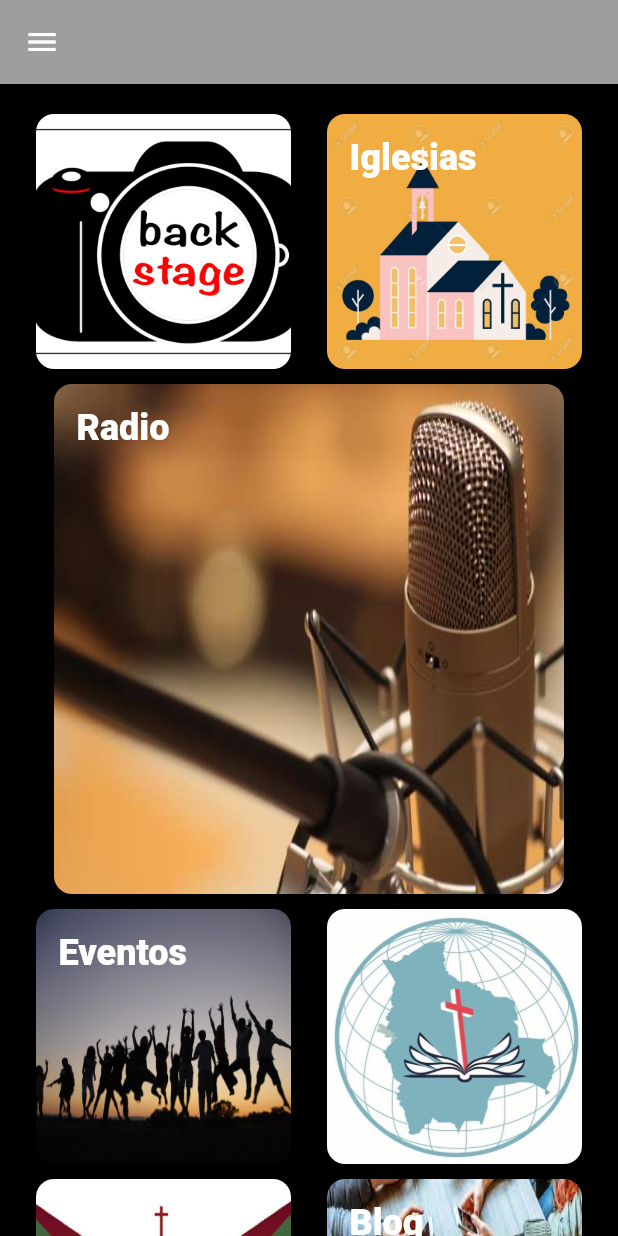
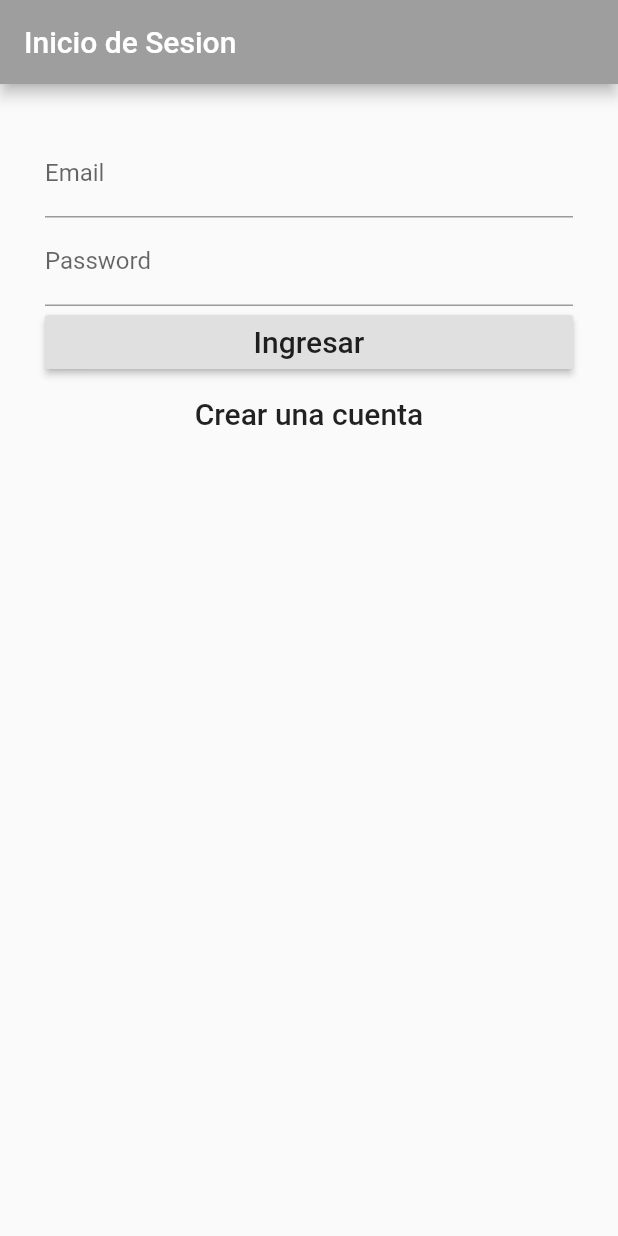
Before and after one commit to driosn/appcristiana, a Flutter app: the screen it shows after launch, on a phone screen of 412 x 824 dp. Run offline on Flutter 3.47's test engine with Material 2 defaults, Android fonts, the phone set to English and light mode, and no system bars; our stand-ins replace firebase_auth, firebase_database, firebase_storage, image_picker; missing offline and left inert: audioplayer; accounts and stored records are empty.

Commit message:
Firebase database integration complete, now working on firebase auth

```diff
--- a/lib/main.dart
+++ b/lib/main.dart
@@ -1,5 +1,6 @@
 import 'package:app_cristiana/models/event_model.dart';
 import 'package:app_cristiana/screens/aboutBlogs_screen/aboutBlog_screen.dart';
+import 'package:app_cristiana/screens/auth/loginpage.dart';
 import 'package:flutter/services.dart';
 import 'package:flutter/material.dart';
 
@@ -28,7 +29,7 @@ class MyApp extends StatelessWidget {
   Widget build(BuildContext context) {
     return MaterialApp(
       debugShowCheckedModeBanner: false,
-      home: HomePage()
+      home: LoginPage()
     );
   }
 }
--- a/lib/models/blog_model.dart
+++ b/lib/models/blog_model.dart
@@ -7,14 +7,16 @@ class Blog {
   String _titleBlog;
   String _urlImage;
   String _urlVideo;
+  String _autor;
   String _contentBlog;
 
-  Blog(this._id, this._titleBlog, this._urlImage, this._urlVideo, this._contentBlog);
+  Blog(this._id, this._titleBlog, this._urlImage, this._urlVideo, this._autor, this._contentBlog);
 
   Blog.map(dynamic obj) {
     this._titleBlog = obj['titleBlog'];
     this._urlImage = obj['urlImage'];
     this._urlVideo = obj['urlVideo'];
+    this._autor = obj['autor'];
     this._contentBlog = obj['content'];
   }
 
@@ -22,6 +24,7 @@ class Blog {
   String get titleBlog => _titleBlog;
   String get urlImage => _urlImage;
   String get urlVideo => _urlVideo;
+  String get autor => _autor;
   String get contentBlog => _contentBlog;
 
   Blog.fromSnapShot(DataSnapshot snapshot) {
@@ -29,6 +32,7 @@ class Blog {
     _titleBlog = snapshot.value['titleBlog'];
     _urlImage = snapshot.value['urlImage'];
     _urlVideo = snapshot.value['urlVideo'];
+    _autor = snapshot.value['autor'];
     _contentBlog = snapshot.value['content'];
   }
 
--- a/lib/screens/aboutBlogs_screen/aboutBlog_screen.dart
+++ b/lib/screens/aboutBlogs_screen/aboutBlog_screen.dart
@@ -55,7 +55,7 @@ class AboutBlogScreen extends StatelessWidget {
       height: 100.0,
       decoration: BoxDecoration(
         image: DecorationImage(
-          image: AssetImage(blogScreen)
+          image: NetworkImage(blogScreen)
         )
       ),
     );
--- a/lib/screens/addScreens/add_evento.dart
+++ b/lib/screens/addScreens/add_evento.dart
@@ -127,7 +127,7 @@ class _AddEventoState extends State<AddEvento> {
                       Padding(padding: EdgeInsets.only(top: 8.0)),
                       Divider(),
                       FlatButton(onPressed: () async {
-                          StorageReference ref = FirebaseStorage.instance.ref().child('myimage');
+                          StorageReference ref = FirebaseStorage.instance.ref().child(basename(image.path));
                           StorageUploadTask uploadTask = ref.putFile(image);
 
                           var downurl = await (await uploadTask.onComplete).ref.getDownloadURL();
--- a/lib/screens/addScreens/add_iglesia.dart
+++ b/lib/screens/addScreens/add_iglesia.dart
@@ -94,7 +94,7 @@ class _AddIglesiaState extends State<AddIglesia> {
                       Padding(padding: EdgeInsets.only(top: 8.0)),
                       Divider(),
                       FlatButton(onPressed: () async {
-                          StorageReference ref = FirebaseStorage.instance.ref().child('myimage');
+                          StorageReference ref = FirebaseStorage.instance.ref().child(basename(image.path));
                           StorageUploadTask uploadTask = ref.putFile(image);
 
                           var downurl = await (await uploadTask.onComplete).ref.getDownloadURL();
--- /dev/null
+++ b/lib/screens/auth/loginpage.dart
@@ -0,0 +1,117 @@
+import 'package:flutter/material.dart';
+
+import 'package:firebase_auth/firebase_auth.dart';
+
+class LoginPage extends StatefulWidget {
+  @override
+  _LoginPageState createState() => _LoginPageState();
+}
+
+enum FormType {
+  login,
+  register
+}
+
+class _LoginPageState extends State<LoginPage> {
+
+  final formKey = new GlobalKey<FormState>();
+
+  String _email;
+  String _password;
+  FormType _formType = FormType.login;
+
+  bool validateAndSave() {
+    final form = formKey.currentState;
+    if(form.validate()){
+      form.save();
+      return true;
+    }
+    return false;
+  }
+
+  void validateAndSubmit() async {
+    if(validateAndSave()) {
+      try {
+        FirebaseUser user = await FirebaseAuth.instance.signInWithEmailAndPassword(email: _email, password: _password);
+        print('Signed in: ${user.uid}');
+      }
+      catch (e) {
+        print('Error: $e');
+      }
+    }
+  }
+
+  void moveToRegister() {
+    setState(() {
+    _formType = FormType.register;
+    });
+  }
+
+  void moveToLogin() {
+    setState(() {
+    _formType = FormType.login;
+    });
+  }
+
+  @override
+  Widget build(BuildContext context) {
+    return Scaffold(
+      appBar: new AppBar(
+        title: new Text('Inicio de Sesion'),
+        backgroundColor: Colors.grey,
+      ),
+      body: new Container(
+        padding: EdgeInsets.all(30.0),
+        child: new Form(
+          key: formKey,
+          child: Column(
+            crossAxisAlignment: CrossAxisAlignment.stretch,
+            children: buildInputs() + buildSubmitButtons()
+          ),
+        ),
+      ),
+    );
+  }
+
+  List<Widget> buildInputs() {
+    return [
+      TextFormField(
+        decoration: InputDecoration(labelText: 'Email'),
+        validator: (value) => value.isEmpty ? 'Email no puede estar vacio' : null,
+        onSaved: (value) => _email = value,
+      ),
+      TextFormField(
+        decoration: InputDecoration(labelText: 'Password'),
+        obscureText: true,
+        validator: (value) => value.isEmpty ? 'Password no puede estar vacio' : null,
+        onSaved: (value) => _password = value,
+      ),
+    ];
+  }
+
+  List<Widget> buildSubmitButtons() {
+    if(_formType == FormType.login) {
+      return [
+         new RaisedButton(
+           child: Text('Ingresar', style: TextStyle(fontSize: 20.0),),
+           onPressed: validateAndSave,
+         ),
+         new FlatButton(
+           child: Text('Crear una cuenta', style: TextStyle(fontSize: 20.0)),
+           onPressed: moveToRegister,
+         )
+      ];
+    } else {
+        return[
+          new RaisedButton(
+            child: Text('Crear una cuenta', style: TextStyle(fontSize: 20.0),),
+            onPressed: validateAndSubmit,
+          ),
+          new FlatButton(
+            child: Text('Ya tienes una cuenta? Login', style: TextStyle(fontSize: 20.0)),
+            onPressed: moveToLogin,
+          )
+        ];
+    }
+  }
+}
--- a/lib/screens/blog_screen/blog_screen.dart
+++ b/lib/screens/blog_screen/blog_screen.dart
@@ -41,7 +41,7 @@ class _BlogScreenState extends State<BlogScreen> {
   Widget build(BuildContext context) {
     return Scaffold(
       appBar: AppBar(
-        title: Text('Eventos'),
+        title: Text('Blogs'),
         backgroundColor: Colors.grey,
       ),
       floatingActionButton: FloatingActionButton(
@@ -59,7 +59,7 @@ class _BlogScreenState extends State<BlogScreen> {
                     itemBuilder: (context, position) {
                       return Column(
                         children: <Widget>[
-                          CardItem('${blogs[position].urlImage}', '${eventos[position].titleEvent}', '${eventos[position].date}', AboutEventos('${eventos[position].titleEvent}', '${eventos[position].urlImage}', '${eventos[position].description}', '${eventos[position].information}')),
+                          CardItem('${blogs[position].urlImage}', '${blogs[position].titleBlog}', '${blogs[position].autor}', AboutBlogScreen('${blogs[position].titleBlog}', '${blogs[position].urlImage}', '${blogs[position].contentBlog}')),
                           Divider(height: 10.0)
                         ],
                       );
@@ -78,7 +78,7 @@ class _BlogScreenState extends State<BlogScreen> {
 
   void _createNewBlog(BuildContext context) async {
     await Navigator.push(context,
-        MaterialPageRoute(builder: (context) => AddBlog(Blog(null, '', '', '')))
+        MaterialPageRoute(builder: (context) => AddBlog(Blog(null, '', '', '', '', '')))
     );
   }
 
--- a/pubspec.yaml
+++ b/pubspec.yaml
@@ -25,6 +25,7 @@ dependencies:
   cupertino_icons: ^0.1.2
   firebase_database: ^3.0.3
   firebase_storage: ^3.0.2
+  firebase_auth: ^0.11.1+7
   audioplayer: ^0.5.2
   image_picker: ^0.6.0+10
   intl: ^0.15.8
```
Also changed, not shown: lib/screens/addScreens/add_blog.dart (+133 -2 lines), lib/screens/auth/signuppage.dart (added), pubspec.lock.
